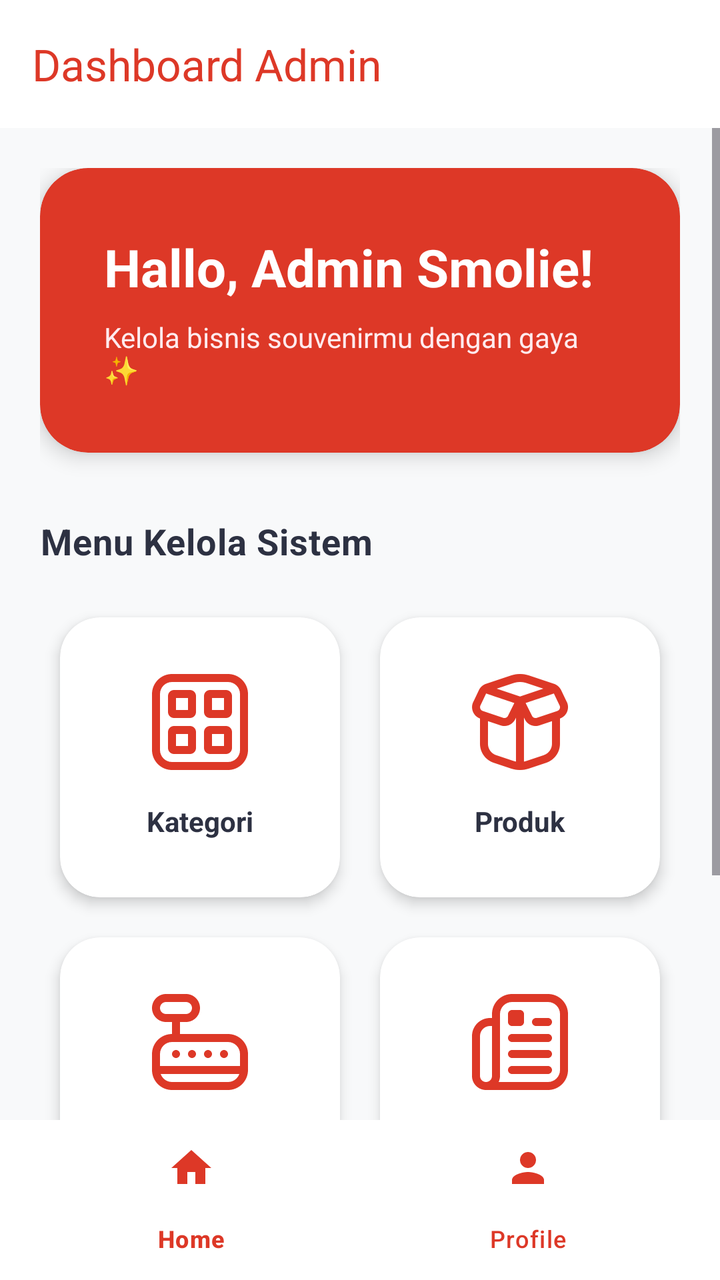
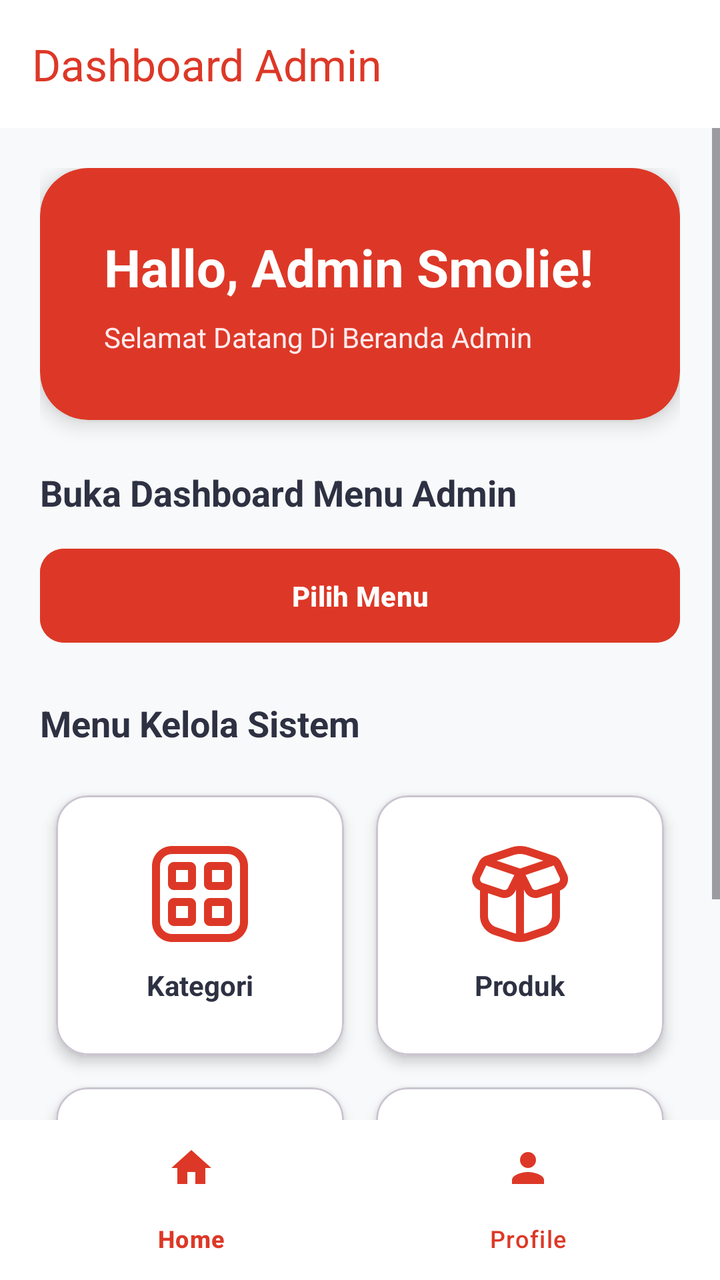

Compare the two renders of this Android layout. The source of the first and the diff that turns it into the second are given below.
<!-- AndroidManifest.xml: application theme Theme.SmolieGiftMobile -->
<!-- res/layout/activity_admin_dashboard.xml -->
<?xml version="1.0" encoding="utf-8"?>
<androidx.constraintlayout.widget.ConstraintLayout xmlns:android="http://schemas.android.com/apk/res/android"
    xmlns:app="http://schemas.android.com/apk/res-auto"
    android:layout_width="match_parent"
    android:layout_height="match_parent"
    android:background="#F8F9FA">

    <androidx.appcompat.widget.Toolbar
        android:id="@+id/toolbarAdmin"
        android:layout_width="match_parent"
        android:layout_height="?attr/actionBarSize"
        android:background="#FFFFFF"
        android:elevation="4dp"
        app:title="Dashboard Admin"
        app:titleTextColor="#DD3827"
        app:layout_constraintTop_toTopOf="parent" />

    <FrameLayout
        android:id="@+id/contentFrame"
        android:layout_width="match_parent"
        android:layout_height="0dp"
        app:layout_constraintTop_toBottomOf="@id/toolbarAdmin"
        app:layout_constraintBottom_toTopOf="@id/bottomNavigation">

        <ScrollView
            android:id="@+id/layoutHome"
            android:layout_width="match_parent"
            android:layout_height="match_parent"
            android:visibility="visible">

            <LinearLayout
                android:layout_width="match_parent"
                android:layout_height="wrap_content"
                android:orientation="vertical"
                android:padding="20dp">

                
                <com.google.android.material.card.MaterialCardView
                    android:layout_width="match_parent"
                    android:layout_height="wrap_content"
                    app:cardBackgroundColor="#DD3827"
                    app:cardCornerRadius="24dp"
                    app:cardElevation="6dp"
                    app:strokeWidth="0dp"
                    android:layout_marginBottom="32dp">
                    <LinearLayout
                        android:layout_width="match_parent"
                        android:layout_height="wrap_content"
                        android:orientation="vertical"
                        android:padding="32dp">
                        <TextView
                            android:layout_width="wrap_content"
                            android:layout_height="wrap_content"
                            android:text="Hallo, Admin Smolie!"
                            android:textColor="#FFFFFF"
                            android:textSize="26sp"
                            android:textStyle="bold"/>
                        <TextView
                            android:layout_width="wrap_content"
                            android:layout_height="wrap_content"
                            android:text="Kelola bisnis souvenirmu dengan gaya ✨"
                            android:textColor="#FFEBEE"
                            android:textSize="14sp"
                            android:layout_marginTop="8dp"/>
                    </LinearLayout>
                </com.google.android.material.card.MaterialCardView>

                <TextView
                    android:layout_width="wrap_content"
                    android:layout_height="wrap_content"
                    android:text="Menu Kelola Sistem"
                    android:textColor="#2D3142"
                    android:textStyle="bold"
                    android:textSize="18sp"
                    android:layout_marginBottom="16dp"
                    android:letterSpacing="0.02"/>

                <GridLayout
                    android:layout_width="match_parent"
                    android:layout_height="wrap_content"
                    android:columnCount="2"
                    android:alignmentMode="alignMargins"
                    android:columnOrderPreserved="false">

                    
                    <com.google.android.material.card.MaterialCardView
                        android:id="@+id/cvMenuKategori"
                        android:layout_width="0dp"
                        android:layout_height="wrap_content"
                        android:layout_columnWeight="1"
                        android:layout_margin="10dp"
                        app:cardCornerRadius="20dp"
                        app:cardElevation="4dp"
                        app:strokeWidth="0dp"
                        app:cardBackgroundColor="#FFFFFF">
                        <LinearLayout
                            android:layout_width="match_parent"
                            android:layout_height="140dp"
                            android:orientation="vertical"
                            android:gravity="center"
                            android:padding="16dp">
                            <ImageView
                                android:layout_width="48dp"
                                android:layout_height="48dp"
                                android:src="@drawable/category_alt"
                                app:tint="#DD3827"/>
                            <TextView android:layout_width="wrap_content" android:layout_height="wrap_content" android:text="Kategori" android:textStyle="bold" android:textColor="#2D3142" android:layout_marginTop="16dp"/>
                        </LinearLayout>
                    </com.google.android.material.card.MaterialCardView>

                    <com.google.android.material.card.MaterialCardView
                        android:id="@+id/cvMenuProduk"
                        android:layout_width="0dp"
                        android:layout_height="wrap_content"
                        android:layout_columnWeight="1"
                        android:layout_margin="10dp"
                        app:cardCornerRadius="20dp"
                        app:cardElevation="4dp"
                        app:strokeWidth="0dp"
                        app:cardBackgroundColor="#FFFFFF">
                        <LinearLayout
                            android:layout_width="match_parent"
                            android:layout_height="140dp"
                            android:orientation="vertical"
                            android:gravity="center"
                            android:padding="16dp">
                            <ImageView
                                android:layout_width="48dp"
                                android:layout_height="48dp"
                                android:src="@drawable/box_open"
                                app:tint="#DD3827"/>
                            <TextView android:layout_width="wrap_content" android:layout_height="wrap_content" android:text="Produk" android:textStyle="bold" android:textColor="#2D3142" android:layout_marginTop="16dp"/>
                        </LinearLayout>
                    </com.google.android.material.card.MaterialCardView>

                    <com.google.android.material.card.MaterialCardView
                        android:id="@+id/cvMenuTransaksi"
                        android:layout_width="0dp"
                        android:layout_height="wrap_content"
                        android:layout_columnWeight="1"
                        android:layout_margin="10dp"
                        app:cardCornerRadius="20dp"
                        app:cardElevation="4dp"
                        app:strokeWidth="0dp"
                        app:cardBackgroundColor="#FFFFFF">
                        <LinearLayout
                            android:layout_width="match_parent"
                            android:layout_height="140dp"
                            android:orientation="vertical"
                            android:gravity="center"
                            android:padding="16dp">
                            <ImageView
                                android:layout_width="48dp"
                                android:layout_height="48dp"
                                android:src="@drawable/cash_register"
                                app:tint="#DD3827"/>
                            <TextView android:layout_width="wrap_content" android:layout_height="wrap_content" android:text="Transaksi" android:textStyle="bold" android:textColor="#2D3142" android:layout_marginTop="16dp"/>
                        </LinearLayout>
                    </com.google.android.material.card.MaterialCardView>

                    <com.google.android.material.card.MaterialCardView
                        android:id="@+id/cvMenuLaporan"
                        android:layout_width="0dp"
                        android:layout_height="wrap_content"
                        android:layout_columnWeight="1"
                        android:layout_margin="10dp"
                        app:cardCornerRadius="20dp"
                        app:cardElevation="4dp"
                        app:strokeWidth="0dp"
                        app:cardBackgroundColor="#FFFFFF">
                        <LinearLayout
                            android:layout_width="match_parent"
                            android:layout_height="140dp"
                            android:orientation="vertical"
                            android:gravity="center"
                            android:padding="16dp">
                            <ImageView
                                android:layout_width="48dp"
                                android:layout_height="48dp"
                                android:src="@drawable/newspaper"
                                app:tint="#DD3827"/>
                            <TextView android:layout_width="wrap_content" android:layout_height="wrap_content" android:text="Laporan" android:textStyle="bold" android:textColor="#2D3142" android:layout_marginTop="16dp"/>
                        </LinearLayout>
                    </com.google.android.material.card.MaterialCardView>

                </GridLayout>

                <Button
                    android:id="@+id/btnModeKasir"
                    android:layout_width="match_parent"
                    android:layout_height="60dp"
                    android:text="BUKA KATALOG BELANJA →"
                    android:backgroundTint="#DD3827"
                    android:textColor="#FFFFFF"
                    android:textStyle="bold"
                    app:cornerRadius="16dp"
                    android:layout_marginTop="24dp"
                    android:elevation="4dp"
                    android:letterSpacing="0.05"/>

            </LinearLayout>
        </ScrollView>

        <LinearLayout
            android:id="@+id/layoutProfile"
            android:layout_width="match_parent"
            android:layout_height="match_parent"
            android:orientation="vertical"
            android:gravity="center"
            android:padding="20dp"
            android:visibility="gone">

            <ImageView
                android:id="@+id/ivAdminProfile"
                android:layout_width="120dp"
                android:layout_height="120dp"
                android:src="@drawable/smolie"
                android:scaleType="centerCrop"
                android:layout_marginBottom="16dp" />

            <TextView
                android:layout_width="wrap_content"
                android:layout_height="wrap_content"
                android:text="Administrator"
                android:textSize="20sp"
                android:textStyle="bold"
                android:textColor="#2D3142"/>
        </LinearLayout>

    </FrameLayout>

    <com.google.android.material.bottomnavigation.BottomNavigationView
        android:id="@+id/bottomNavigation"
        android:layout_width="match_parent"
        android:layout_height="wrap_content"
        android:background="#FFFFFF"
        app:itemIconTint="#DD3827"
        app:itemTextColor="#DD3827"
        app:menu="@menu/admin_bottom_menu"
        app:layout_constraintBottom_toBottomOf="parent" />

</androidx.constraintlayout.widget.ConstraintLayout>
<!-- resources referenced by this layout -->
<resources>
  <!-- drawable cash_register (drawable) -->
  <vector xmlns:android="http://schemas.android.com/apk/res/android"
      android:width="512dp"
      android:height="512dp"
      android:viewportWidth="24"
      android:viewportHeight="24">
    <path
        android:fillColor="#FF000000"
        android:pathData="M19,10L7,10v-3h1.5c1.93,0 3.5,-1.57 3.5,-3.5s-1.57,-3.5 -3.5,-3.5L3.5,0C1.57,0 0,1.57 0,3.5s1.57,3.5 3.5,3.5h1.5v3c-2.757,0 -5,2.243 -5,5v4c0,2.757 2.243,5 5,5h14c2.757,0 5,-2.243 5,-5v-4c0,-2.757 -2.243,-5 -5,-5ZM2,3.5c0,-0.827 0.673,-1.5 1.5,-1.5h5c0.827,0 1.5,0.673 1.5,1.5s-0.673,1.5 -1.5,1.5L3.5,5c-0.827,0 -1.5,-0.673 -1.5,-1.5ZM5,12h14c1.654,0 3,1.346 3,3v3L2,18v-3c0,-1.654 1.346,-3 3,-3ZM19,22L5,22c-1.304,0 -2.415,-0.836 -2.828,-2L21.828,20c-0.413,1.164 -1.524,2 -2.828,2ZM9,15c0,-0.552 0.448,-1 1,-1s1,0.448 1,1 -0.448,1 -1,1 -1,-0.448 -1,-1ZM5,15c0,-0.552 0.448,-1 1,-1s1,0.448 1,1 -0.448,1 -1,1 -1,-0.448 -1,-1ZM13,15c0,-0.552 0.448,-1 1,-1s1,0.448 1,1 -0.448,1 -1,1 -1,-0.448 -1,-1ZM17,15c0,-0.552 0.448,-1 1,-1s1,0.448 1,1 -0.448,1 -1,1 -1,-0.448 -1,-1Z"/>
  </vector>
  <!-- drawable category_alt (drawable) -->
  <vector xmlns:android="http://schemas.android.com/apk/res/android"
      android:width="24dp"
      android:height="24dp"
      android:viewportWidth="24"
      android:viewportHeight="24">
    <path
        android:fillColor="#FF000000"
        android:pathData="m19,0L5,0C2.243,0 0,2.243 0,5v14c0,2.757 2.243,5 5,5h14c2.757,0 5,-2.243 5,-5L24,5c0,-2.757 -2.243,-5 -5,-5ZM22,19c0,1.654 -1.346,3 -3,3L5,22c-1.654,0 -3,-1.346 -3,-3L2,5c0,-1.654 1.346,-3 3,-3h14c1.654,0 3,1.346 3,3v14ZM9.5,4h-4c-0.827,0 -1.5,0.673 -1.5,1.5v4c0,0.827 0.673,1.5 1.5,1.5h4c0.827,0 1.5,-0.673 1.5,-1.5v-4c0,-0.827 -0.673,-1.5 -1.5,-1.5ZM9,9h-3v-3h3v3ZM18.5,4h-4c-0.827,0 -1.5,0.673 -1.5,1.5v4c0,0.827 0.673,1.5 1.5,1.5h4c0.827,0 1.5,-0.673 1.5,-1.5v-4c0,-0.827 -0.673,-1.5 -1.5,-1.5ZM18,9h-3v-3h3v3ZM9.5,13h-4c-0.827,0 -1.5,0.673 -1.5,1.5v4c0,0.827 0.673,1.5 1.5,1.5h4c0.827,0 1.5,-0.673 1.5,-1.5v-4c0,-0.827 -0.673,-1.5 -1.5,-1.5ZM9,18h-3v-3h3v3ZM18.5,13h-4c-0.827,0 -1.5,0.673 -1.5,1.5v4c0,0.827 0.673,1.5 1.5,1.5h4c0.827,0 1.5,-0.673 1.5,-1.5v-4c0,-0.827 -0.673,-1.5 -1.5,-1.5ZM18,18h-3v-3h3v3Z"/>
  </vector>
  <!-- drawable newspaper (drawable) -->
  <vector xmlns:android="http://schemas.android.com/apk/res/android"
      android:width="24dp"
      android:height="24dp"
      android:viewportWidth="24"
      android:viewportHeight="24">
    <path
        android:fillColor="#FF000000"
        android:pathData="m19,0h-9c-2.757,0 -5,2.243 -5,5v1h-0.5c-2.481,0 -4.5,2.019 -4.5,4.5v10c0,1.929 1.569,3.499 3.499,3.5h15.501c2.757,0 5,-2.243 5,-5L24,5c0,-2.757 -2.243,-5 -5,-5ZM5,20.5c0,0.827 -0.673,1.5 -1.5,1.5s-1.5,-0.673 -1.5,-1.5v-10c0,-1.378 1.122,-2.5 2.5,-2.5h0.5v12.5ZM22,19c0,1.654 -1.346,3 -3,3L6.662,22c0.216,-0.455 0.338,-0.963 0.338,-1.5L7,5c0,-1.654 1.346,-3 3,-3h9c1.654,0 3,1.346 3,3v14ZM20,7c0,0.552 -0.448,1 -1,1h-3c-0.552,0 -1,-0.448 -1,-1s0.448,-1 1,-1h3c0.552,0 1,0.448 1,1ZM20,11c0,0.552 -0.448,1 -1,1h-9c-0.552,0 -1,-0.448 -1,-1s0.448,-1 1,-1h9c0.552,0 1,0.448 1,1ZM20,15c0,0.552 -0.448,1 -1,1h-9c-0.552,0 -1,-0.448 -1,-1s0.448,-1 1,-1h9c0.552,0 1,0.448 1,1ZM20,19c0,0.552 -0.448,1 -1,1h-9c-0.552,0 -1,-0.448 -1,-1s0.448,-1 1,-1h9c0.552,0 1,0.448 1,1ZM9,7v-2c0,-0.552 0.448,-1 1,-1h2c0.552,0 1,0.448 1,1v2c0,0.552 -0.448,1 -1,1h-2c-0.552,0 -1,-0.448 -1,-1Z"/>
  </vector>
  <style name="Theme.SmolieGiftMobile" parent="Base.Theme.SmolieGiftMobile" />
  <style name="Base.Theme.SmolieGiftMobile" parent="Theme.Material3.DayNight.NoActionBar">
          
          <item name="colorPrimary">#DD3827</item>
          <item name="colorOnPrimary">#FFFFFF</item>
      </style>
  <!-- unchanged entries left out for length: 2 -->
</resources>

<!-- the commit's change to res/layout/activity_admin_dashboard.xml (unified diff, before → after) -->
@@ -42,7 +42,7 @@
                     app:cardCornerRadius="24dp"
                     app:cardElevation="6dp"
                     app:strokeWidth="0dp"
-                    android:layout_marginBottom="32dp">
+                    android:layout_marginBottom="24dp">
                     <LinearLayout
                         android:layout_width="match_parent"
                         android:layout_height="wrap_content"
@@ -58,13 +58,35 @@
                         <TextView
                             android:layout_width="wrap_content"
                             android:layout_height="wrap_content"
-                            android:text="Kelola bisnis souvenirmu dengan gaya ✨"
+                            android:text="Selamat Datang Di Beranda Admin"
                             android:textColor="#FFEBEE"
                             android:textSize="14sp"
                             android:layout_marginTop="8dp"/>
                     </LinearLayout>
                 </com.google.android.material.card.MaterialCardView>
 
+                
+                <TextView
+                    android:layout_width="wrap_content"
+                    android:layout_height="wrap_content"
+                    android:text="Buka Dashboard Menu Admin"
+                    android:textColor="#2D3142"
+                    android:textStyle="bold"
+                    android:textSize="18sp"
+                    android:layout_marginBottom="12dp"/>
+
+                <Button
+                    android:id="@+id/btnPilihMenu"
+                    android:layout_width="match_parent"
+                    android:layout_height="55dp"
+                    android:text="Pilih Menu"
+                    android:backgroundTint="#DD3827"
+                    android:textColor="#FFFFFF"
+                    android:textStyle="bold"
+                    app:cornerRadius="12dp"
+                    android:layout_marginBottom="24dp"
+                    android:elevation="4dp"/>
+
                 <TextView
                     android:layout_width="wrap_content"
                     android:layout_height="wrap_content"
@@ -72,8 +94,7 @@
                     android:textColor="#2D3142"
                     android:textStyle="bold"
                     android:textSize="18sp"
-                    android:layout_marginBottom="16dp"
-                    android:letterSpacing="0.02"/>
+                    android:layout_marginBottom="16dp"/>
 
                 <GridLayout
                     android:layout_width="match_parent"
@@ -82,20 +103,18 @@
                     android:alignmentMode="alignMargins"
                     android:columnOrderPreserved="false">
 
-                    
                     <com.google.android.material.card.MaterialCardView
                         android:id="@+id/cvMenuKategori"
                         android:layout_width="0dp"
                         android:layout_height="wrap_content"
                         android:layout_columnWeight="1"
-                        android:layout_margin="10dp"
-                        app:cardCornerRadius="20dp"
-                        app:cardElevation="4dp"
-                        app:strokeWidth="0dp"
-                        app:cardBackgroundColor="#FFFFFF">
-                        <LinearLayout
-                            android:layout_width="match_parent"
-                            android:layout_height="140dp"
+                        android:layout_margin="8dp"
+                        app:cardCornerRadius="16dp"
+                        app:cardElevation="4dp"
+                        app:cardBackgroundColor="#FFFFFF">
+                        <LinearLayout
+                            android:layout_width="match_parent"
+                            android:layout_height="130dp"
                             android:orientation="vertical"
                             android:gravity="center"
                             android:padding="16dp">
@@ -104,7 +123,7 @@
                                 android:layout_height="48dp"
                                 android:src="@drawable/category_alt"
                                 app:tint="#DD3827"/>
-                            <TextView android:layout_width="wrap_content" android:layout_height="wrap_content" android:text="Kategori" android:textStyle="bold" android:textColor="#2D3142" android:layout_marginTop="16dp"/>
+                            <TextView android:layout_width="wrap_content" android:layout_height="wrap_content" android:text="Kategori" android:textStyle="bold" android:textColor="#2D3142" android:layout_marginTop="12dp"/>
                         </LinearLayout>
                     </com.google.android.material.card.MaterialCardView>
 
@@ -113,14 +132,13 @@
                         android:layout_width="0dp"
                         android:layout_height="wrap_content"
                         android:layout_columnWeight="1"
-                        android:layout_margin="10dp"
-                        app:cardCornerRadius="20dp"
-                        app:cardElevation="4dp"
-                        app:strokeWidth="0dp"
-                        app:cardBackgroundColor="#FFFFFF">
-                        <LinearLayout
-                            android:layout_width="match_parent"
-                            android:layout_height="140dp"
+                        android:layout_margin="8dp"
+                        app:cardCornerRadius="16dp"
+                        app:cardElevation="4dp"
+                        app:cardBackgroundColor="#FFFFFF">
+                        <LinearLayout
+                            android:layout_width="match_parent"
+                            android:layout_height="130dp"
                             android:orientation="vertical"
                             android:gravity="center"
                             android:padding="16dp">
@@ -129,7 +147,7 @@
                                 android:layout_height="48dp"
                                 android:src="@drawable/box_open"
                                 app:tint="#DD3827"/>
-                            <TextView android:layout_width="wrap_content" android:layout_height="wrap_content" android:text="Produk" android:textStyle="bold" android:textColor="#2D3142" android:layout_marginTop="16dp"/>
+                            <TextView android:layout_width="wrap_content" android:layout_height="wrap_content" android:text="Produk" android:textStyle="bold" android:textColor="#2D3142" android:layout_marginTop="12dp"/>
                         </LinearLayout>
                     </com.google.android.material.card.MaterialCardView>
 
@@ -138,14 +156,13 @@
                         android:layout_width="0dp"
                         android:layout_height="wrap_content"
                         android:layout_columnWeight="1"
-                        android:layout_margin="10dp"
-                        app:cardCornerRadius="20dp"
-                        app:cardElevation="4dp"
-                        app:strokeWidth="0dp"
-                        app:cardBackgroundColor="#FFFFFF">
-                        <LinearLayout
-                            android:layout_width="match_parent"
-                            android:layout_height="140dp"
+                        android:layout_margin="8dp"
+                        app:cardCornerRadius="16dp"
+                        app:cardElevation="4dp"
+                        app:cardBackgroundColor="#FFFFFF">
+                        <LinearLayout
+                            android:layout_width="match_parent"
+                            android:layout_height="130dp"
                             android:orientation="vertical"
                             android:gravity="center"
                             android:padding="16dp">
@@ -154,7 +171,7 @@
                                 android:layout_height="48dp"
                                 android:src="@drawable/cash_register"
                                 app:tint="#DD3827"/>
-                            <TextView android:layout_width="wrap_content" android:layout_height="wrap_content" android:text="Transaksi" android:textStyle="bold" android:textColor="#2D3142" android:layout_marginTop="16dp"/>
+                            <TextView android:layout_width="wrap_content" android:layout_height="wrap_content" android:text="Transaksi" android:textStyle="bold" android:textColor="#2D3142" android:layout_marginTop="12dp"/>
                         </LinearLayout>
                     </com.google.android.material.card.MaterialCardView>
 
@@ -163,14 +180,13 @@
                         android:layout_width="0dp"
                         android:layout_height="wrap_content"
                         android:layout_columnWeight="1"
-                        android:layout_margin="10dp"
-                        app:cardCornerRadius="20dp"
-                        app:cardElevation="4dp"
-                        app:strokeWidth="0dp"
-                        app:cardBackgroundColor="#FFFFFF">
-                        <LinearLayout
-                            android:layout_width="match_parent"
-                            android:layout_height="140dp"
+                        android:layout_margin="8dp"
+                        app:cardCornerRadius="16dp"
+                        app:cardElevation="4dp"
+                        app:cardBackgroundColor="#FFFFFF">
+                        <LinearLayout
+                            android:layout_width="match_parent"
+                            android:layout_height="130dp"
                             android:orientation="vertical"
                             android:gravity="center"
                             android:padding="16dp">
@@ -179,24 +195,11 @@
                                 android:layout_height="48dp"
                                 android:src="@drawable/newspaper"
                                 app:tint="#DD3827"/>
-                            <TextView android:layout_width="wrap_content" android:layout_height="wrap_content" android:text="Laporan" android:textStyle="bold" android:textColor="#2D3142" android:layout_marginTop="16dp"/>
+                            <TextView android:layout_width="wrap_content" android:layout_height="wrap_content" android:text="Laporan" android:textStyle="bold" android:textColor="#2D3142" android:layout_marginTop="12dp"/>
                         </LinearLayout>
                     </com.google.android.material.card.MaterialCardView>
 
                 </GridLayout>
-
-                <Button
-                    android:id="@+id/btnModeKasir"
-                    android:layout_width="match_parent"
-                    android:layout_height="60dp"
-                    android:text="BUKA KATALOG BELANJA →"
-                    android:backgroundTint="#DD3827"
-                    android:textColor="#FFFFFF"
-                    android:textStyle="bold"
-                    app:cornerRadius="16dp"
-                    android:layout_marginTop="24dp"
-                    android:elevation="4dp"
-                    android:letterSpacing="0.05"/>
 
             </LinearLayout>
         </ScrollView>
